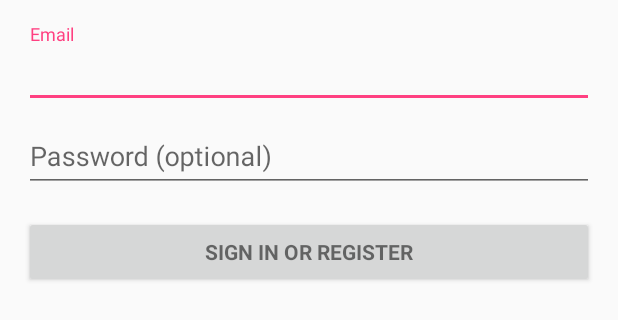
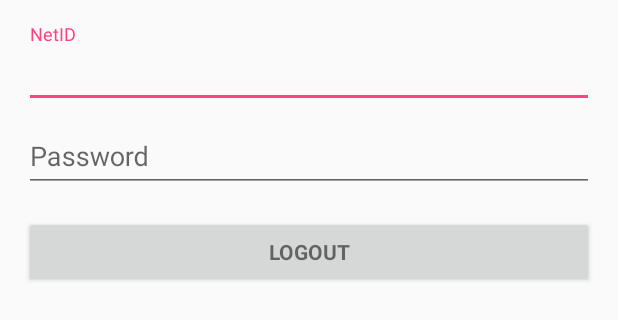
Before and after one commit to jromer94/Logout, an Android app: the layout activity_logout.xml on its own in the app's theme, with its tools: preview values and no code run, on a phone screen of 412 x 824 dp. Shown: the top 320 px of the screen. Run offline under Robolectric (Android 15) with nearby library versions, the phone set to English and light mode, and no system bars.

Commit message:
basic interface working

```diff
--- a/app/src/main/res/layout/activity_logout.xml
+++ b/app/src/main/res/layout/activity_logout.xml
@@ -34,11 +34,11 @@
                 android:layout_width="match_parent"
                 android:layout_height="wrap_content">
 
-                <AutoCompleteTextView
+                <EditText
                     android:id="@+id/email"
                     android:layout_width="match_parent"
                     android:layout_height="wrap_content"
-                    android:hint="@string/prompt_email"
+                    android:hint="@string/prompt_netid"
                     android:inputType="textEmailAddress"
                     android:maxLines="1"
                     android:singleLine="true" />
@@ -55,7 +55,7 @@
                     android:layout_height="wrap_content"
                     android:hint="@string/prompt_password"
                     android:imeActionId="@+id/login"
-                    android:imeActionLabel="@string/action_sign_in_short"
+                    android:imeActionLabel="@string/action_logout_short"
                     android:imeOptions="actionUnspecified"
                     android:inputType="textPassword"
                     android:maxLines="1"
@@ -69,7 +69,7 @@
                 android:layout_width="match_parent"
                 android:layout_height="wrap_content"
                 android:layout_marginTop="16dp"
-                android:text="@string/action_sign_in"
+                android:text="@string/action_logout"
                 android:textStyle="bold" />
 
         </LinearLayout>
--- a/app/src/main/res/values/strings.xml
+++ b/app/src/main/res/values/strings.xml
@@ -2,10 +2,10 @@
     <string name="app_name">Logout</string>
 
     <!-- Strings related to login -->
-    <string name="prompt_email">Email</string>
-    <string name="prompt_password">Password (optional)</string>
-    <string name="action_sign_in">Sign in or register</string>
-    <string name="action_sign_in_short">Sign in</string>
+    <string name="prompt_netid">NetID</string>
+    <string name="prompt_password">Password</string>
+    <string name="action_logout">Logout</string>
+    <string name="action_logout_short">Logout</string>
     <string name="error_invalid_email">This email address is invalid</string>
     <string name="error_invalid_password">This password is too short</string>
     <string name="error_incorrect_password">This password is incorrect</string>
```
Also changed, not shown: app/build.gradle (+21 -0 lines), app/src/main/java/com/joshromer/logout/LogoutActivity.kt (+30 -150 lines).
